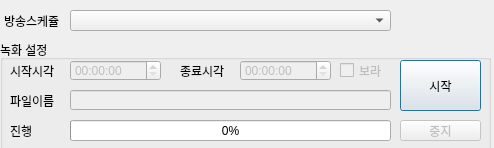
Above: r891w.ui from suldani/radiodump before the change. Below: the same form after it.
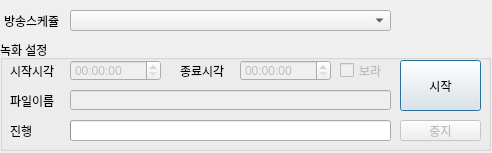
That is the form after the change.

Commit message: 배포버전 프로젝트(Linux , Windows GUI 동시 지원) #3 - 프로그레스바 로직 추가 - 다기종의 코어로직 재사용을 위한 리팩토링(계속) - 작업일 : 20181120

The edit to the form file:
```diff
--- a/r891w.ui
+++ b/r891w.ui
@@ -9,8 +9,8 @@
    <rect>
     <x>0</x>
     <y>0</y>
-    <width>494</width>
-    <height>148</height>
+    <width>492</width>
+    <height>153</height>
    </rect>
   </property>
   <property name="windowTitle">
@@ -175,11 +175,17 @@
       <height>21</height>
      </rect>
     </property>
+    <property name="maximum">
+     <number>100</number>
+    </property>
     <property name="value">
      <number>0</number>
     </property>
     <property name="alignment">
-     <set>Qt::AlignCenter</set>
+     <set>Qt::AlignJustify|Qt::AlignVCenter</set>
+    </property>
+    <property name="format">
+     <string/>
     </property>
    </widget>
    <widget class="QLabel" name="label_4">
```
The commit also changes 5 other files.
